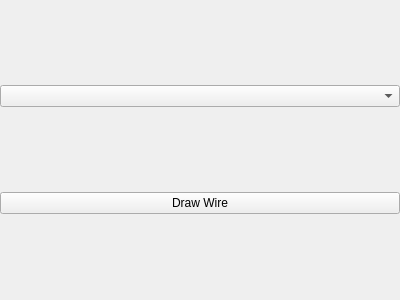
Above: sideselectionpane.ui from KaramVSingh/Black-Box before the change. Below: the same form after it.
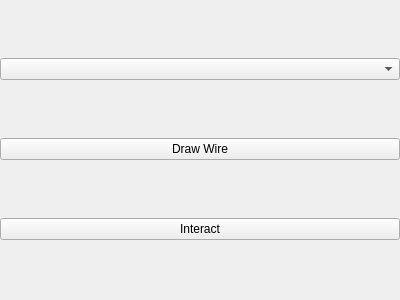
That is the form after the change.

Commit message: added output gates and functionality to interact with the circuit. Combinational logic fully implemented

```diff
--- a/sideselectionpane.ui
+++ b/sideselectionpane.ui
@@ -51,6 +51,13 @@
      </property>
     </widget>
    </item>
+   <item>
+    <widget class="QPushButton" name="interactButton">
+     <property name="text">
+      <string>Interact</string>
+     </property>
+    </widget>
+   </item>
   </layout>
  </widget>
  <resources/>
```
The commit also changes 8 other files.
